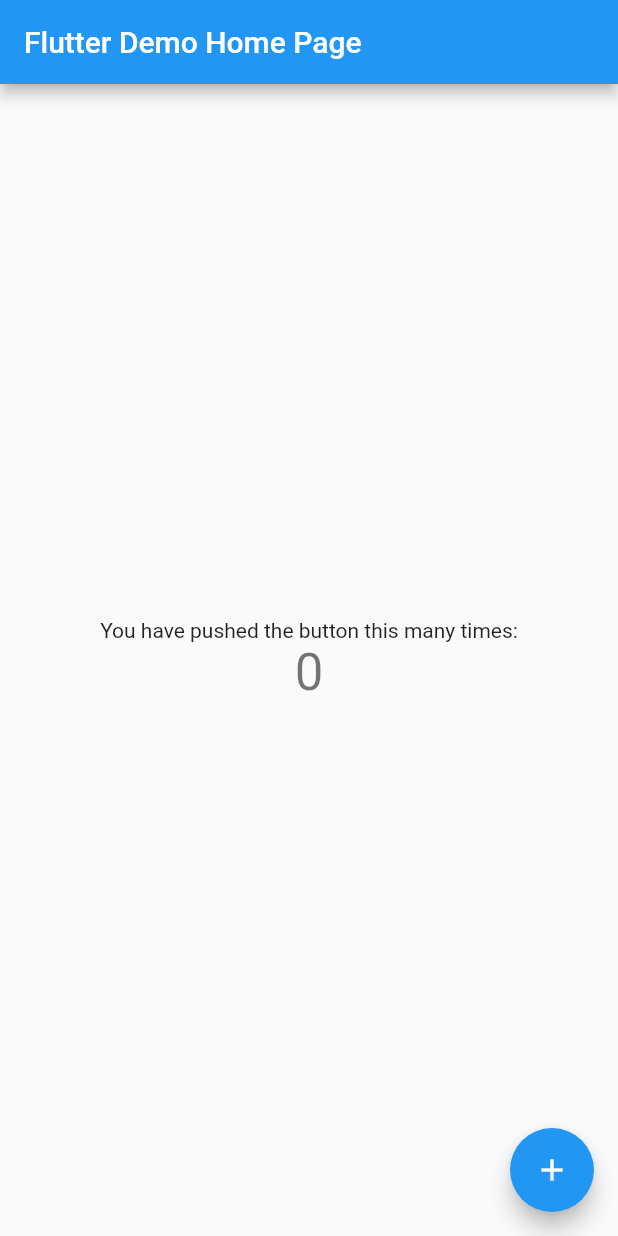
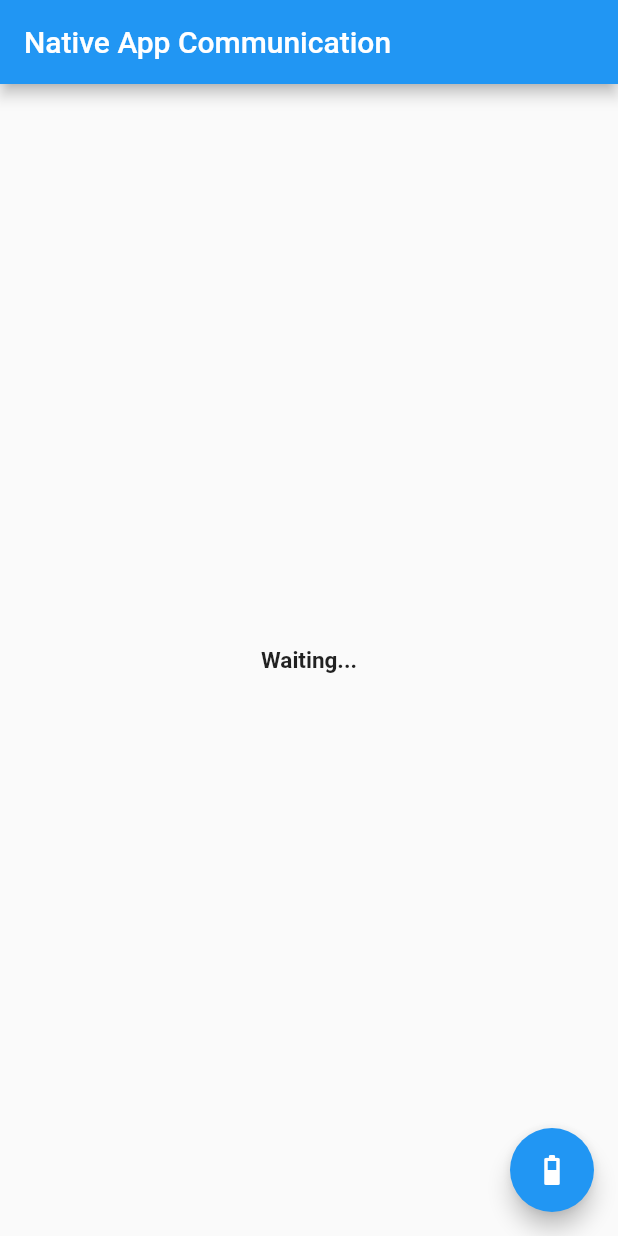
Before and after one commit to Rachit2030/Flutter-and-Native-App-Communication-, a Flutter app: the screen it shows after launch, on a phone screen of 412 x 824 dp. Run offline on Flutter 3.47's test engine with Material 2 defaults, Android fonts, the phone set to English and light mode, and no system bars.

Commit message:
Add Flutter to Android Communicaiton

```diff
--- a/lib/main.dart
+++ b/lib/main.dart
@@ -1,4 +1,5 @@
 import 'package:flutter/material.dart';
+import 'package:flutter/services.dart';
 
 void main() {
   runApp(const MyApp());
@@ -14,7 +15,7 @@
       theme: ThemeData(
         primarySwatch: Colors.blue,
       ),
-      home: const MyHomePage(title: 'Flutter Demo Home Page'),
+      home: const MyHomePage(title: 'Native App Communication'),
     );
   }
 }
@@ -29,10 +30,22 @@
 
 class _MyHomePageState extends State<MyHomePage> {
   int _counter = 0;
+  static const batteryChannel = MethodChannel('material.dart/battery');
+  String batteryLevel = "Waiting...";
 
   void _incrementCounter() {
     setState(() {
       _counter++;
+    });
+  }
+
+  Future getBatteryLevel() async {
+    print("hellp");
+
+    final String newBatteryLevel =
+        await batteryChannel.invokeMethod('getBatteryLevel');
+    setState(() {
+      batteryLevel = '$newBatteryLevel';
     });
   }
 
@@ -46,20 +59,24 @@
         child: Column(
           mainAxisAlignment: MainAxisAlignment.center,
           children: <Widget>[
-            const Text(
-              'You have pushed the button this many times:',
+            Text(
+              batteryLevel,
+              style: TextStyle(
+                fontSize: 15,
+                fontWeight: FontWeight.bold,
+              ),
             ),
-            Text(
-              '$_counter',
-              style: Theme.of(context).textTheme.headlineMedium,
-            ),
+            // Text(
+            //   '$_counter',
+            //   style: Theme.of(context).textTheme.headlineMedium,
+            // ),
           ],
         ),
       ),
       floatingActionButton: FloatingActionButton(
-        onPressed: _incrementCounter,
-        tooltip: 'Increment',
-        child: const Icon(Icons.add),
+        onPressed: getBatteryLevel,
+        tooltip: 'battery',
+        child: const Icon(Icons.battery_4_bar_rounded),
       ),
     );
   }
```
Also changed, not shown: 1 other file.
